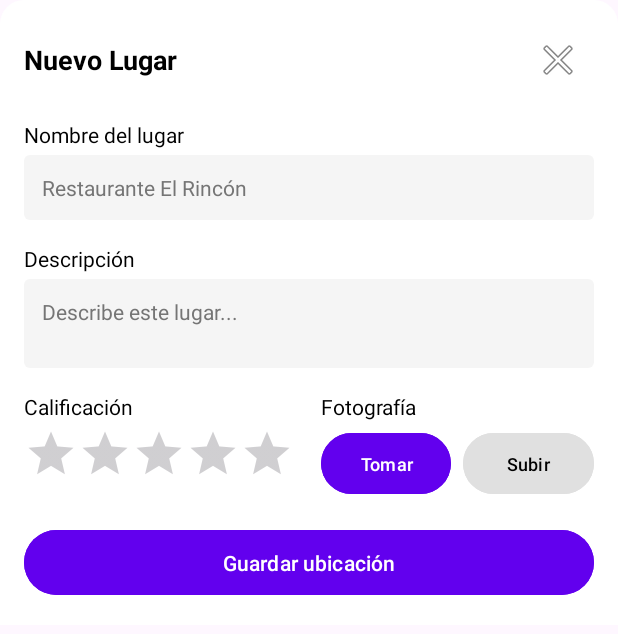
After one commit to CatCoder36/ExploraLocal, an Android app: the layout form_place.xml on its own in the app's theme, with its tools: preview values and no code run, on a phone screen of 412 x 824 dp. The commit adds this screen. Shown: the top 634 px of the screen. Run offline under Robolectric (Android 15) with nearby library versions, the phone set to English and light mode, and no system bars.

Commit message:
feat: take photo

```diff
--- a/app/src/main/java/com/example/firstexampleandroid/models/Place.kt
+++ b/app/src/main/java/com/example/firstexampleandroid/models/Place.kt
@@ -5,7 +5,8 @@ import androidx.room.PrimaryKey
 
 @Entity(tableName = "places")
 data class Place(
-    @PrimaryKey(autoGenerate = true) val id: Int = 0,
+    @PrimaryKey(autoGenerate = true)
+    val id: Int = 0,
     val name: String,
     val description: String,
     val latitude: Double,
--- /dev/null
+++ b/app/src/main/res/drawable/bottom_sheet_background.xml
@@ -0,0 +1,8 @@
+<?xml version="1.0" encoding="utf-8"?>
+<shape xmlns:android="http://schemas.android.com/apk/res/android"
+    android:shape="rectangle">
+    <corners
+        android:topLeftRadius="16dp"
+        android:topRightRadius="16dp" />
+    <solid android:color="@android:color/white" />
+</shape>
--- /dev/null
+++ b/app/src/main/res/drawable/edit_text_background.xml
@@ -0,0 +1,6 @@
+<?xml version="1.0" encoding="utf-8"?>
+<shape xmlns:android="http://schemas.android.com/apk/res/android"
+    android:shape="rectangle">
+    <corners android:radius="4dp" />
+    <solid android:color="#F5F5F5" />
+</shape>
--- /dev/null
+++ b/app/src/main/res/drawable/photo_preview_background.xml
@@ -0,0 +1,6 @@
+<?xml version="1.0" encoding="utf-8"?>
+<shape xmlns:android="http://schemas.android.com/apk/res/android">
+    <solid android:color="#FFFFFF" />
+    <stroke android:width="1dp" android:color="#CCCCCC" />
+    <corners android:radius="4dp" />
+</shape>
--- /dev/null
+++ b/app/src/main/res/layout/form_place.xml
@@ -0,0 +1,226 @@
+<?xml version="1.0" encoding="utf-8"?>
+<androidx.core.widget.NestedScrollView xmlns:android="http://schemas.android.com/apk/res/android"
+    xmlns:app="http://schemas.android.com/apk/res-auto"
+    android:id="@+id/bottomSheetContainer"
+    android:layout_width="match_parent"
+    android:layout_height="wrap_content"
+    android:background="@drawable/bottom_sheet_background"
+    android:fillViewport="true">
+
+    <LinearLayout
+        android:layout_width="match_parent"
+        android:layout_height="wrap_content"
+        android:orientation="vertical"
+        android:paddingBottom="16dp">
+
+        <!-- Header -->
+        <RelativeLayout
+            android:layout_width="match_parent"
+            android:layout_height="wrap_content"
+            android:padding="16dp">
+
+            <TextView
+                android:layout_width="wrap_content"
+                android:layout_height="wrap_content"
+                android:layout_alignParentStart="true"
+                android:layout_centerVertical="true"
+                android:text="Nuevo Lugar"
+                android:textColor="@android:color/black"
+                android:textSize="18sp"
+                android:textStyle="bold" />
+
+            <ImageButton
+                android:id="@+id/btnClose"
+                android:layout_width="wrap_content"
+                android:layout_height="wrap_content"
+                android:layout_alignParentEnd="true"
+                android:layout_centerVertical="true"
+                android:background="?attr/selectableItemBackgroundBorderless"
+                android:contentDescription="Cerrar"
+                android:padding="8dp"
+                android:src="@android:drawable/ic_menu_close_clear_cancel" />
+        </RelativeLayout>
+
+        <!-- Form Content - Adaptado para orientación horizontal -->
+        <LinearLayout
+            android:layout_width="match_parent"
+            android:layout_height="wrap_content"
+            android:orientation="vertical"
+            android:paddingHorizontal="16dp">
+
+            <!-- Primera fila: Nombre -->
+            <TextView
+                android:layout_width="match_parent"
+                android:layout_height="wrap_content"
+                android:layout_marginBottom="4dp"
+                android:text="Nombre del lugar"
+                android:textColor="@android:color/black" />
+
+            <EditText
+                android:id="@+id/etNombre"
+                android:layout_width="match_parent"
+                android:layout_height="wrap_content"
+                android:background="@drawable/edit_text_background"
+                android:hint="Restaurante El Rincón"
+                android:inputType="text"
+                android:maxLines="1"
+                android:padding="12dp"
+                android:textSize="14sp"
+                android:textColor="#000000"
+                android:textColorHint="#757575"
+                android:layout_marginBottom="16dp"/>
+
+            <!-- Segunda fila: Descripción (más corta para modo horizontal) -->
+            <TextView
+                android:layout_width="match_parent"
+                android:layout_height="wrap_content"
+                android:layout_marginBottom="4dp"
+                android:text="Descripción"
+                android:textColor="@android:color/black" />
+
+            <EditText
+                android:id="@+id/etDescripcion"
+                android:layout_width="match_parent"
+                android:layout_height="wrap_content"
+                android:layout_marginBottom="16dp"
+                android:background="@drawable/edit_text_background"
+                android:gravity="top"
+                android:hint="Describe este lugar..."
+                android:inputType="textMultiLine"
+                android:lines="3"
+                android:maxLines="5"
+                android:minLines="2"
+                android:padding="12dp"
+                android:textSize="14sp"
+                android:textColor="#000000"
+                android:textColorHint="#757575" />
+
+            <!-- Tercera fila: Rating y Fotografía side-by-side para aprovechar espacio horizontal -->
+            <LinearLayout
+                android:layout_width="match_parent"
+                android:layout_height="wrap_content"
+                android:orientation="horizontal"
+                android:baselineAligned="false">
+
+                <!-- Lado izquierdo: Rating -->
+                <LinearLayout
+                    android:layout_width="0dp"
+                    android:layout_height="wrap_content"
+                    android:layout_weight="1"
+                    android:orientation="vertical"
+                    android:layout_marginEnd="8dp">
+
+                    <TextView
+                        android:layout_width="match_parent"
+                        android:layout_height="wrap_content"
+                        android:layout_marginBottom="4dp"
+                        android:text="Calificación"
+                        android:textColor="@android:color/black" />
+
+                    <RatingBar
+                        android:id="@+id/ratingBar"
+                        style="?android:attr/ratingBarStyleIndicator"
+                        android:layout_width="wrap_content"
+                        android:layout_height="wrap_content"
+                        android:isIndicator="false"
+                        android:numStars="5"
+                        android:stepSize="1.0"
+                        android:progressTint="#FFD700"
+                        android:secondaryProgressTint="#FFD700" />
+                </LinearLayout>
+
+                <!-- Lado derecho: Botones de fotografía (vertical en modo horizontal) -->
+                <LinearLayout
+                    android:layout_width="0dp"
+                    android:layout_height="wrap_content"
+                    android:layout_weight="1"
+                    android:orientation="vertical"
+                    android:layout_marginStart="8dp">
+
+                    <TextView
+                        android:layout_width="match_parent"
+                        android:layout_height="wrap_content"
+                        android:layout_marginBottom="4dp"
+                        android:text="Fotografía"
+                        android:textColor="@android:color/black" />
+
+                    <LinearLayout
+                        android:layout_width="match_parent"
+                        android:layout_height="wrap_content"
+                        android:orientation="horizontal">
+
+                        <Button
+                            android:id="@+id/btnTakePhoto"
+                            android:layout_width="0dp"
+                            android:layout_height="wrap_content"
+                            android:layout_weight="1"
+                            android:layout_marginEnd="4dp"
+                            android:backgroundTint="@color/design_default_color_primary"
+                            android:drawableStart="@android:drawable/ic_menu_camera"
+                            android:padding="12dp"
+                            android:text="Tomar"
+                            android:textColor="@android:color/white"
+                            android:textSize="12sp" />
+
+                        <Button
+                            android:id="@+id/btnUploadPhoto"
+                            android:layout_width="0dp"
+                            android:layout_height="wrap_content"
+                            android:layout_weight="1"
+                            android:layout_marginStart="4dp"
+                            android:backgroundTint="#E0E0E0"
+                            android:drawableStart="@android:drawable/ic_menu_upload"
+                            android:padding="12dp"
+                            android:text="Subir"
+                            android:textColor="@android:color/black"
+                            android:textSize="12sp" />
+                    </LinearLayout>
+                </LinearLayout>
+            </LinearLayout>
+
+            <androidx.constraintlayout.widget.ConstraintLayout
+                android:id="@+id/photoPreviewContainer"
+                android:layout_width="match_parent"
+                android:layout_height="wrap_content"
+                android:layout_marginTop="16dp"
+                android:background="@drawable/photo_preview_background"
+                android:padding="2dp"
+                android:visibility="gone">
+
+                <ImageView
+                    android:id="@+id/photoPreview"
+                    android:layout_width="0dp"
+                    android:layout_height="200dp"
+                    android:scaleType="centerCrop"
+                    android:contentDescription="Vista previa de la foto"
+                    app:layout_constraintTop_toTopOf="parent"
+                    app:layout_constraintStart_toStartOf="parent"
+                    app:layout_constraintEnd_toEndOf="parent" />
+
+                <ImageButton
+                    android:id="@+id/btnRemovePhoto"
+                    android:layout_width="36dp"
+                    android:layout_height="36dp"
+                    android:background="@android:drawable/ic_menu_close_clear_cancel"
+                    android:backgroundTint="#E91E63"
+                    android:contentDescription="Eliminar foto"
+                    android:padding="8dp"
+                    app:layout_constraintEnd_toEndOf="@id/photoPreview"
+                    app:layout_constraintTop_toTopOf="@id/photoPreview" />
+
+            </androidx.constraintlayout.widget.ConstraintLayout>
+
+            <!-- Botón de guardar -->
+            <Button
+                android:id="@+id/btnSavePlace"
+                android:layout_width="match_parent"
+                android:layout_height="wrap_content"
+                android:layout_marginTop="16dp"
+                android:backgroundTint="@color/design_default_color_primary"
+                android:padding="12dp"
+                android:text="Guardar ubicación"
+                android:textColor="@android:color/white" />
+        </LinearLayout>
+    </LinearLayout>
+
+</androidx.core.widget.NestedScrollView>
--- a/app/src/main/res/values/strings.xml
+++ b/app/src/main/res/values/strings.xml
@@ -1,4 +1,4 @@
 <resources>
-    <string name="app_name">FirstExampleAndroid</string>
+    <string name="app_name">ExploraLocal"</string>
     <string name="title_activity_maps">MapsActivity</string>
 </resources>
--- /dev/null
+++ b/app/src/main/res/values/styles.xml
@@ -0,0 +1,4 @@
+<?xml version="1.0" encoding="utf-8"?>
+<resources>
+
+</resources>
--- a/app/src/main/res/values/themes.xml
+++ b/app/src/main/res/values/themes.xml
@@ -6,4 +6,9 @@
     </style>
 
     <style name="Theme.FirstExampleAndroid" parent="Base.Theme.FirstExampleAndroid" />
+
+    <style name="YellowRatingBar" parent="Widget.AppCompat.RatingBar.Indicator">
+        <item name="colorControlNormal">#D3D3D3</item> <!-- Color para estrellas vacías -->
+        <item name="colorControlActivated">#FFD700</item> <!-- Color dorado para estrellas llenas -->
+    </style>
 </resources>
```
Also changed, not shown: app/src/main/AndroidManifest.xml (+14 -0 lines), app/src/main/java/com/example/firstexampleandroid/MapsActivity.kt (+153 -17 lines), app/src/main/res/xml/file_paths.xml (added, +15 -0 lines).
